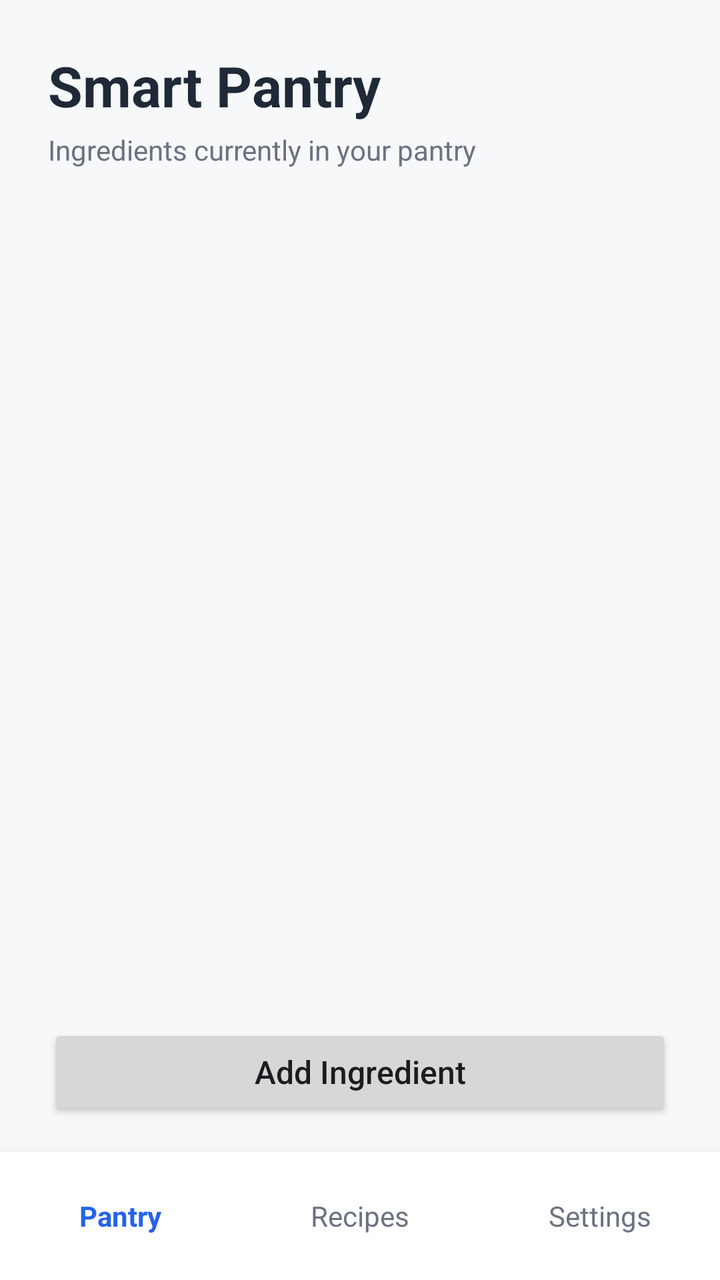
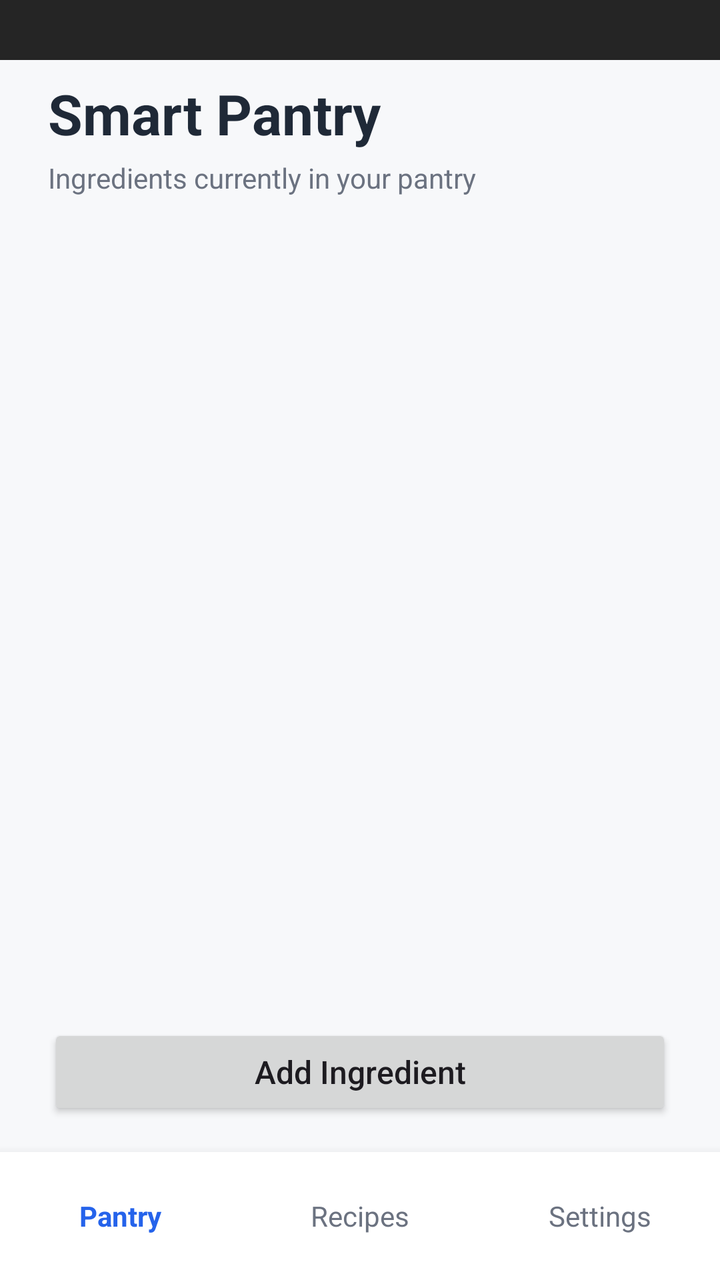

The first picture is an Android layout as it rendered before a commit; the second is the same layout after the commit. The layout source and the unified diff follow.
<!-- AndroidManifest.xml: application theme Theme.SmartPantryManager -->
<!-- res/layout/activity_main.xml -->
<?xml version="1.0" encoding="utf-8"?>
<LinearLayout
    xmlns:android="http://schemas.android.com/apk/res/android"
    xmlns:tools="http://schemas.android.com/tools"
    android:id="@+id/main"
    android:layout_width="match_parent"
    android:layout_height="match_parent"
    android:background="#F7F8FA"
    android:orientation="vertical"
    android:paddingTop="24dp"
    tools:context=".MainActivity">

    
    <LinearLayout
        android:layout_width="match_parent"
        android:layout_height="wrap_content"
        android:orientation="vertical"
        android:paddingStart="24dp"
        android:paddingEnd="24dp">

        <TextView
            android:id="@+id/tvTitle"
            android:layout_width="match_parent"
            android:layout_height="wrap_content"
            android:text="Smart Pantry"
            android:textColor="#1F2937"
            android:textSize="28sp"
            android:textStyle="bold" />

        <TextView
            android:id="@+id/tvSubtitle"
            android:layout_width="match_parent"
            android:layout_height="wrap_content"
            android:layout_marginTop="4dp"
            android:text="Ingredients currently in your pantry"
            android:textColor="#6B7280"
            android:textSize="14sp" />

    </LinearLayout>

    
    <androidx.recyclerview.widget.RecyclerView
        android:id="@+id/rvPantryItems"
        android:layout_width="match_parent"
        android:layout_height="0dp"
        android:layout_weight="1"
        android:layout_marginTop="16dp"
        android:clipToPadding="false"
        android:paddingStart="16dp"
        android:paddingEnd="16dp"
        android:paddingBottom="8dp"
        tools:listitem="@layout/item_pantry" />

    
    <Button
        android:id="@+id/btnAddIngredient"
        android:layout_width="match_parent"
        android:layout_height="wrap_content"
        android:layout_marginStart="24dp"
        android:layout_marginTop="8dp"
        android:layout_marginEnd="24dp"
        android:layout_marginBottom="16dp"
        android:text="Add Ingredient"
        android:textAllCaps="false"
        android:textSize="16sp" />

    
    <LinearLayout
        android:id="@+id/bottomNavigation"
        android:layout_width="match_parent"
        android:layout_height="64dp"
        android:background="#FFFFFF"
        android:elevation="8dp"
        android:gravity="center"
        android:orientation="horizontal">

        <TextView
            android:id="@+id/navPantry"
            android:layout_width="0dp"
            android:layout_height="match_parent"
            android:layout_weight="1"
            android:gravity="center"
            android:text="Pantry"
            android:textColor="#2563EB"
            android:textSize="14sp"
            android:textStyle="bold" />

        <TextView
            android:id="@+id/navRecipes"
            android:layout_width="0dp"
            android:layout_height="match_parent"
            android:layout_weight="1"
            android:gravity="center"
            android:text="Recipes"
            android:textColor="#6B7280"
            android:textSize="14sp" />

        <TextView
            android:id="@+id/navSettings"
            android:layout_width="0dp"
            android:layout_height="match_parent"
            android:layout_weight="1"
            android:gravity="center"
            android:text="Settings"
            android:textColor="#6B7280"
            android:textSize="14sp" />

    </LinearLayout>

</LinearLayout>
<!-- res/layout/item_pantry.xml (included above) -->
<?xml version="1.0" encoding="utf-8"?>
<LinearLayout
    xmlns:android="http://schemas.android.com/apk/res/android"
    android:layout_width="match_parent"
    android:layout_height="wrap_content"
    android:layout_marginStart="4dp"
    android:layout_marginEnd="4dp"
    android:layout_marginBottom="12dp"
    android:background="@drawable/pantry_item_background"
    android:orientation="vertical"
    android:padding="16dp">

    <LinearLayout
        android:layout_width="match_parent"
        android:layout_height="77dp"
        android:gravity="center_vertical"
        android:orientation="horizontal">

        <LinearLayout
            android:layout_width="0dp"
            android:layout_height="wrap_content"
            android:layout_weight="1"
            android:orientation="vertical">

            <TextView
                android:id="@+id/tvIngredientName"
                android:layout_width="wrap_content"
                android:layout_height="wrap_content"
                android:text="Tomato"
                android:textColor="#1F2937"
                android:textSize="18sp"
                android:textStyle="bold" />

            <TextView
                android:id="@+id/tvQuantity"
                android:layout_width="wrap_content"
                android:layout_height="wrap_content"
                android:layout_marginTop="4dp"
                android:text="5 pcs"
                android:textColor="#4B5563"
                android:textSize="15sp" />

            <TextView
                android:id="@+id/tvExpiry"
                android:layout_width="wrap_content"
                android:layout_height="wrap_content"
                android:layout_marginTop="4dp"
                android:text="Expires: 12 Sep 2026"
                android:textColor="#6B7280"
                android:textSize="13sp" />

        </LinearLayout>

        <LinearLayout
            android:layout_width="wrap_content"
            android:layout_height="wrap_content"
            android:orientation="horizontal">

            <Button
                android:id="@+id/btnEdit"
                android:layout_width="wrap_content"
                android:layout_height="wrap_content"
                android:text="Edit"
                android:textAllCaps="false" />

            <Button
                android:id="@+id/btnDelete"
                android:layout_width="wrap_content"
                android:layout_height="wrap_content"
                android:layout_marginStart="4dp"
                android:text="Delete"
                android:textAllCaps="false" />

        </LinearLayout>

    </LinearLayout>

</LinearLayout>
<!-- resources referenced by this layout -->
<resources>
  <!-- drawable pantry_item_background (drawable) -->
  <?xml version="1.0" encoding="utf-8"?>
  <shape xmlns:android="http://schemas.android.com/apk/res/android"
      android:shape="rectangle">
  
      <solid android:color="#FFFFFF" />
  
      <corners android:radius="12dp" />
  
      <stroke
          android:width="1dp"
          android:color="#E5E7EB" />
  
  </shape>
  <style name="Theme.SmartPantryManager" parent="Base.Theme.SmartPantryManager" />
  <style name="Base.Theme.SmartPantryManager" parent="Theme.Material3.DayNight.NoActionBar">
          
          
      </style>
</resources>

<!-- the commit's change to res/layout/activity_main.xml (unified diff, before → after) -->
@@ -7,8 +7,14 @@
     android:layout_height="match_parent"
     android:background="#F7F8FA"
     android:orientation="vertical"
-    android:paddingTop="24dp"
     tools:context=".MainActivity">
+
+    
+    <View
+        android:id="@+id/statusBarBackground"
+        android:layout_width="match_parent"
+        android:layout_height="30dp"
+        android:background="#252525" />
 
     
     <LinearLayout
@@ -16,7 +22,8 @@
         android:layout_height="wrap_content"
         android:orientation="vertical"
         android:paddingStart="24dp"
-        android:paddingEnd="24dp">
+        android:paddingEnd="24dp"
+        android:paddingTop="8dp">
 
         <TextView
             android:id="@+id/tvTitle"
